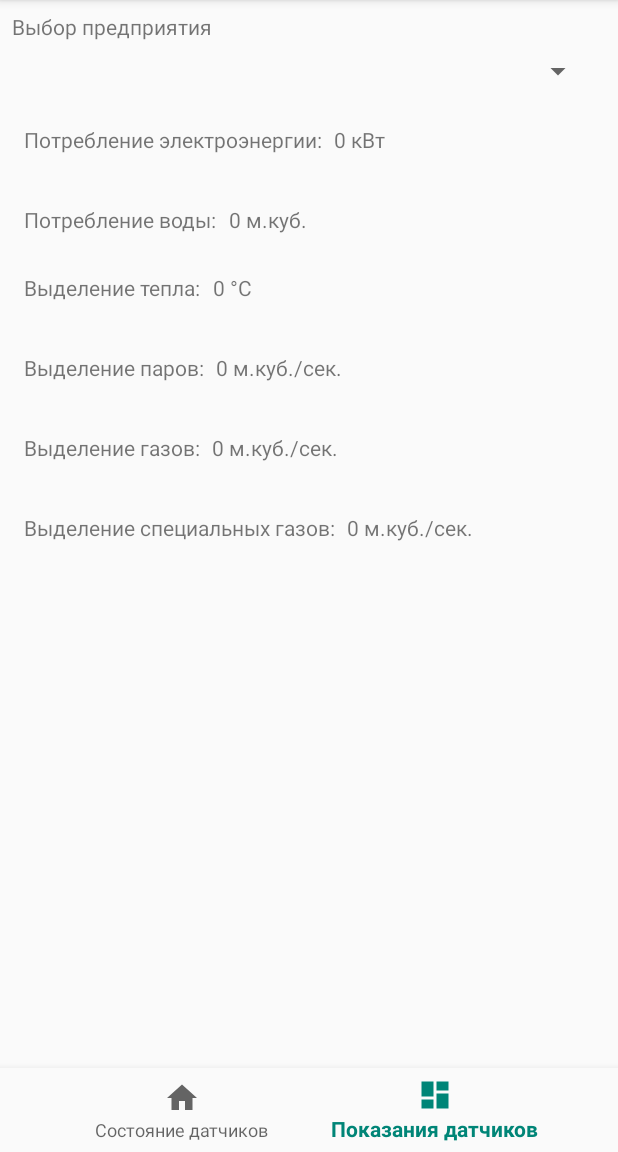
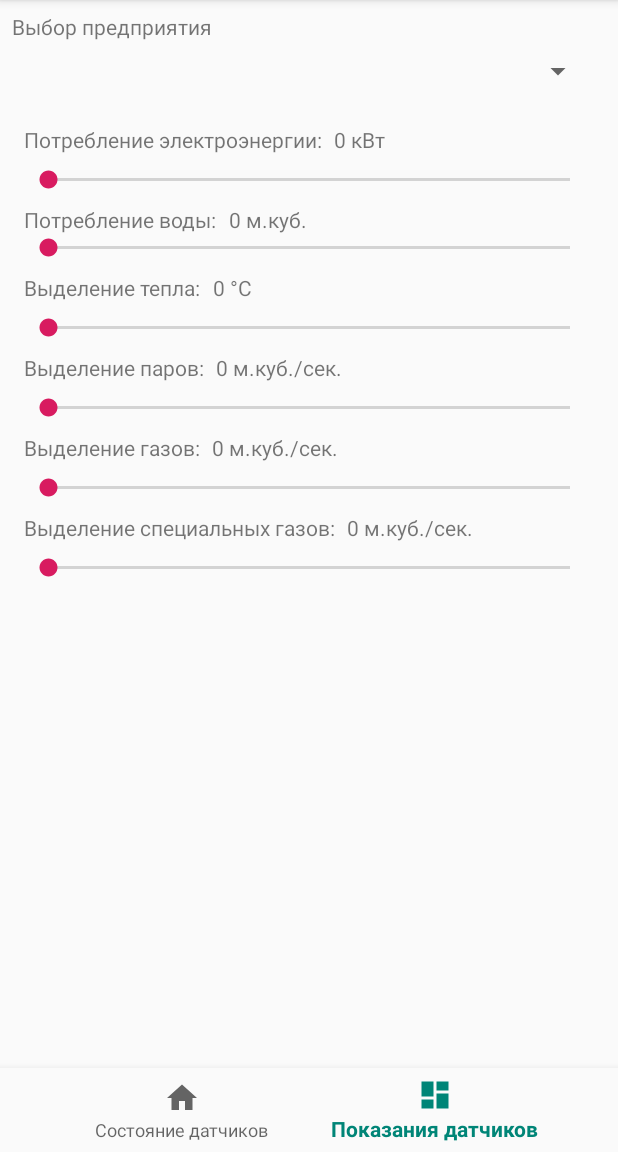
Before and after one commit to Prikindel/IASHP_mob, an Android app: the screen it shows after launch (MainActivity), item 2 of the bottom bar chosen, on a phone screen of 412 x 824 dp, the part 84-1236 px from its top. Run offline under Robolectric (Android 15) with nearby library versions, the phone set to English and light mode, and no system bars; our stand-ins replace Dagger/Hilt's generated code, RxJava; network calls fail.

Commit message:
Added post method for "reading" of enterprises sensors seekbar is now always visible

```diff
--- a/app/src/main/java/com/invaderprogrammer/android/iashp/fragments/ReadingSensorFragment.kt
+++ b/app/src/main/java/com/invaderprogrammer/android/iashp/fragments/ReadingSensorFragment.kt
@@ -1,9 +1,12 @@
 package com.invaderprogrammer.android.iashp.fragments
 
 import android.os.Bundle
+import android.os.SystemClock.uptimeMillis
 import android.view.LayoutInflater
 import android.view.View
 import android.view.ViewGroup
+import android.widget.SeekBar
+import android.widget.TextView
 import android.widget.Toast
 import androidx.fragment.app.Fragment
 import com.invaderprogrammer.android.iashp.R
@@ -20,6 +23,9 @@ class ReadingSensorFragment : Fragment(), ReadingContract.View {
     @Inject
     lateinit var presenter: ReadingPresenter
 
+    private val sendInterval = 300L
+    private var nextSend: Long = 0L
+
     override fun onCreateView(
         inflater: LayoutInflater, container: ViewGroup?,
         savedInstanceState: Bundle?
@@ -33,6 +39,46 @@ class ReadingSensorFragment : Fragment(), ReadingContract.View {
         App.appComponent.inject(this)
         presenter.attach(this)
         presenter.makeReading()
+
+        // Обработка скролинга ползунка
+        electricity.setOnSeekBarChangeListener(seekListener(electricity_value))
+        water.setOnSeekBarChangeListener(seekListener(water_value))
+        heat.setOnSeekBarChangeListener(seekListener(heat_value))
+        vape.setOnSeekBarChangeListener(seekListener(vape_value))
+        gas.setOnSeekBarChangeListener(seekListener(gas_value))
+        spec_gas.setOnSeekBarChangeListener(seekListener(spec_gas_value))
+    }
+
+    private fun seekListener(view_value: TextView): SeekBar.OnSeekBarChangeListener {
+        fun whenSeek(seekBar: SeekBar): String {
+            return when (seekBar) {
+                electricity -> "electricity"
+                water -> "water"
+                heat -> "heat"
+                vape -> "vape"
+                gas -> "gas"
+                spec_gas -> "spec_gas"
+                else -> ""
+            }
+        }
+
+        return object : SeekBar.OnSeekBarChangeListener {
+            override fun onProgressChanged(seekBar: SeekBar, i: Int, b: Boolean) {
+                view_value.text = i.toString()
+                if (nextSend < uptimeMillis()) {
+                    presenter.postReading(whenSeek(seekBar), i)
+                    nextSend = uptimeMillis() + sendInterval
+                }
+            }
+
+            override fun onStartTrackingTouch(seekBar: SeekBar) {
+                nextSend = 0
+            }
+
+            override fun onStopTrackingTouch(seekBar: SeekBar) {
+                presenter.postReading(whenSeek(seekBar), seekBar.progress)
+            }
+        }
     }
 
     override fun addReading(reading: Reading) {
@@ -49,13 +95,6 @@ class ReadingSensorFragment : Fragment(), ReadingContract.View {
         vape.progress = reading.vape
         gas.progress = reading.gas
         spec_gas.progress = reading.specGas
-
-        electricity.visibility = View.VISIBLE
-        water.visibility = View.VISIBLE
-        heat.visibility = View.VISIBLE
-        vape.visibility = View.VISIBLE
-        gas.visibility = View.VISIBLE
-        spec_gas.visibility = View.VISIBLE
     }
 
     override fun showProgress() {
--- a/app/src/main/java/com/invaderprogrammer/android/iashp/rest/Reading.kt
+++ b/app/src/main/java/com/invaderprogrammer/android/iashp/rest/Reading.kt
@@ -1,4 +1,6 @@
 package com.invaderprogrammer.android.iashp.rest
+
+import com.google.gson.annotations.SerializedName
 
 data class Reading(
     val electricity: Int,
@@ -6,5 +8,6 @@ data class Reading(
     val heat: Int,
     val vape: Int,
     val gas: Int,
+    @SerializedName("spec_gas")
     val specGas: Int
 )
--- a/app/src/main/res/layout/fragment_reading_sensor.xml
+++ b/app/src/main/res/layout/fragment_reading_sensor.xml
@@ -47,7 +47,6 @@
             android:layout_marginTop="8dp"
             android:layout_marginEnd="8dp"
             android:max="1500"
-            android:visibility="invisible"
             app:layout_constraintEnd_toEndOf="parent"
             app:layout_constraintStart_toStartOf="parent"
             app:layout_constraintTop_toBottomOf="@+id/textView2"/>
@@ -92,7 +91,6 @@
             android:layout_marginStart="8dp"
             android:layout_marginEnd="8dp"
             android:max="1000"
-            android:visibility="invisible"
             app:layout_constraintEnd_toEndOf="parent"
             app:layout_constraintStart_toStartOf="parent"
             app:layout_constraintTop_toBottomOf="@+id/textView4"/>
@@ -137,7 +135,6 @@
             android:layout_marginTop="8dp"
             android:layout_marginEnd="8dp"
             android:max="100"
-            android:visibility="invisible"
             app:layout_constraintEnd_toEndOf="parent"
             app:layout_constraintStart_toStartOf="parent"
             app:layout_constraintTop_toBottomOf="@+id/textView5"/>
@@ -181,8 +178,7 @@
             android:layout_marginStart="8dp"
             android:layout_marginTop="8dp"
             android:layout_marginEnd="8dp"
-            android:max="0"
-            android:visibility="invisible"
+            android:max="100"
             app:layout_constraintEnd_toEndOf="parent"
             app:layout_constraintStart_toStartOf="parent"
             app:layout_constraintTop_toBottomOf="@+id/textView6"/>
@@ -227,7 +223,6 @@
             android:layout_marginTop="8dp"
             android:layout_marginEnd="8dp"
             android:max="100"
-            android:visibility="invisible"
             app:layout_constraintEnd_toEndOf="parent"
             app:layout_constraintStart_toStartOf="parent"
             app:layout_constraintTop_toBottomOf="@+id/textView7"/>
@@ -272,7 +267,6 @@
             android:layout_marginTop="8dp"
             android:layout_marginEnd="8dp"
             android:max="100"
-            android:visibility="invisible"
             app:layout_constraintEnd_toEndOf="parent"
             app:layout_constraintStart_toStartOf="parent"
             app:layout_constraintTop_toBottomOf="@+id/textView8"/>
```
